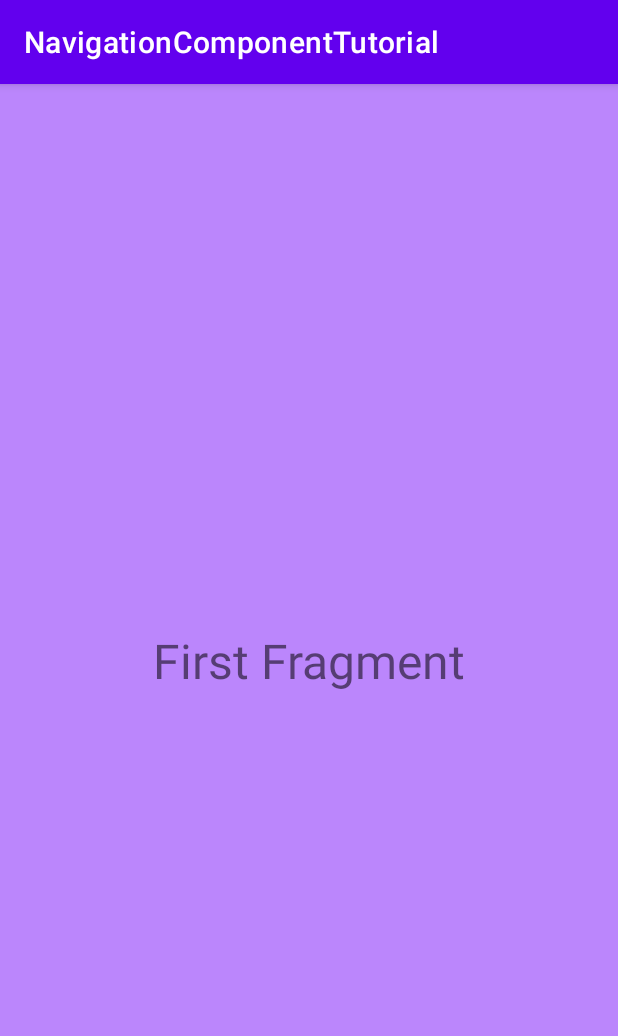
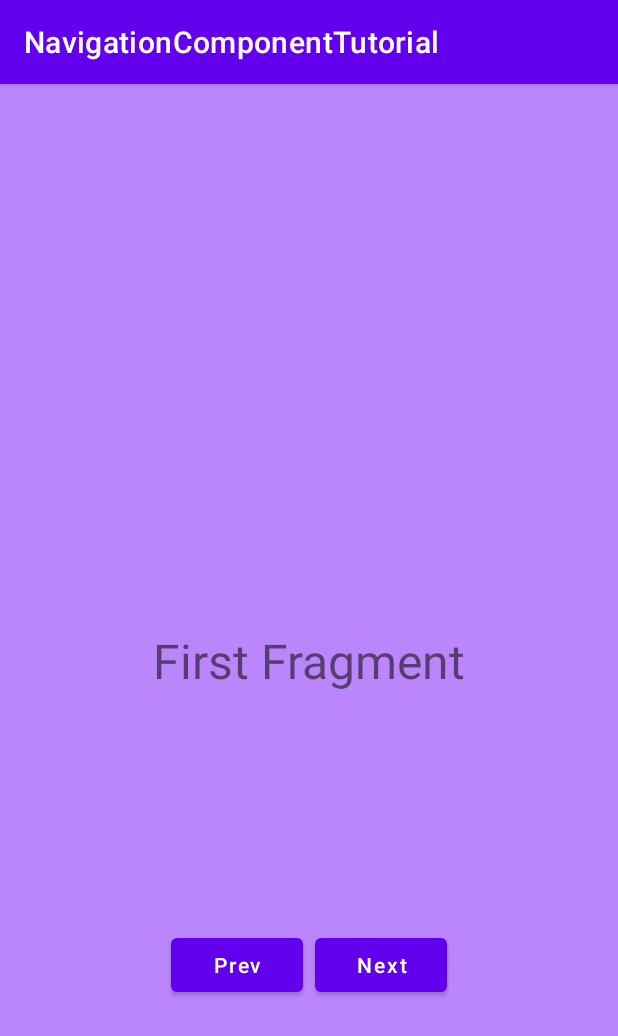
Before and after one commit to bennyfajri/Android-NavigationComponentTutorial, an Android app: the screen it shows after launch (MainActivity), on a phone screen of 412 x 824 dp. Shown: the top 1036 px of the screen. Run offline under Robolectric (Android 15) with nearby library versions, the phone set to English and light mode, and no system bars.

Commit message:
change layout view

```diff
--- a/app/src/main/res/layout/fragment_first.xml
+++ b/app/src/main/res/layout/fragment_first.xml
@@ -8,7 +8,6 @@
     tools:context=".FirstFragment"
     android:background="@color/purple_200">
 
-    <!-- TODO: Update blank fragment layout -->
     <TextView
         android:id="@+id/tv1"
         android:layout_width="wrap_content"
@@ -20,4 +19,30 @@
         app:layout_constraintStart_toStartOf="parent"
         app:layout_constraintTop_toTopOf="parent" />
 
+    <LinearLayout
+        android:layout_width="match_parent"
+        android:layout_height="wrap_content"
+        app:layout_constraintBottom_toBottomOf="parent"
+        app:layout_constraintEnd_toEndOf="parent"
+        app:layout_constraintStart_toStartOf="parent"
+        app:layout_constraintTop_toBottomOf="@id/tv1"
+        android:gravity="center">
+
+        <Button
+            android:layout_width="wrap_content"
+            android:layout_height="wrap_content"
+            android:text="Prev"
+            android:textAllCaps="false"
+            android:id="@+id/btnPrev"/>
+
+        <Button
+            android:layout_width="wrap_content"
+            android:layout_height="wrap_content"
+            android:text="Next"
+            android:textAllCaps="false"
+            android:id="@+id/btnNext"
+            android:layout_marginStart="8dp"/>
+
+    </LinearLayout>
+
 </androidx.constraintlayout.widget.ConstraintLayout>
```
Also changed, not shown: app/src/main/res/layout/fragment_second.xml (+12 -0 lines).
